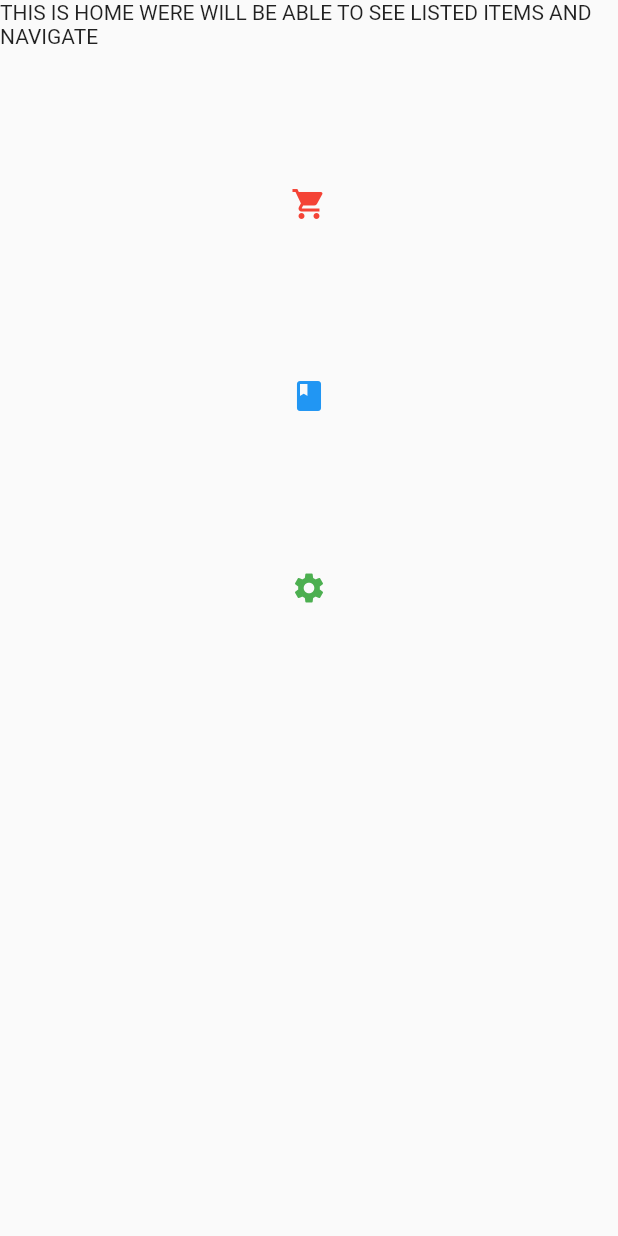
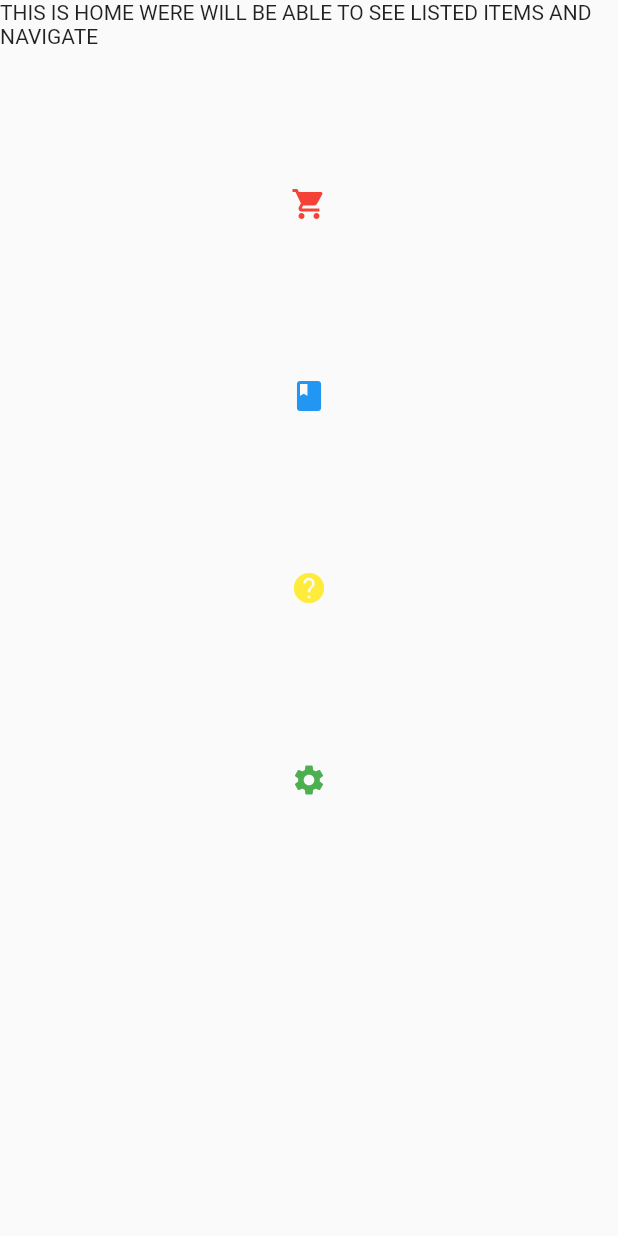
Before and after one commit to Mataiaz/ShoppingApp, a Flutter app: the screen it shows after launch, on a phone screen of 412 x 824 dp. Run offline on Flutter 3.47's test engine with Material 2 defaults, Android fonts, the phone set to English and light mode, and no system bars.

Commit message:
added path to settings and changed symbol of help page, also added the basic structure for the settings page

```diff
--- a/lib/main.dart
+++ b/lib/main.dart
@@ -4,6 +4,7 @@ import 'package:shopping_app/pages/home.dart';
 import 'package:shopping_app/pages/checkout.dart';
 import 'package:shopping_app/help_page/help.dart';
 import 'package:shopping_app/pages/history.dart';
+import 'package:shopping_app/pages/settings.dart';
 
 void main() => runApp(MaterialApp(
   initialRoute: '/home',
@@ -11,6 +12,7 @@ void main() => runApp(MaterialApp(
     '/': (context) => Loading(),
     '/home': (context) => Home(),
     '/help': (context) => Help(),
+    '/settings': (context) => Settings(),
     '/checkout': (context) => Checkout(),
     '/history': (context) => History(),
   },
--- a/lib/pages/home.dart
+++ b/lib/pages/home.dart
@@ -43,6 +43,16 @@ class _HomeState extends State<Home> {
                     Navigator.pushNamed(context, '/help');
                   },
                   icon: Icon(
+                    Icons.help,
+                    color: Colors.yellow,
+                  ),
+                ),
+                SizedBox (height: 80),
+                IconButton(
+                  onPressed: () {
+                    Navigator.pushNamed(context, '/settings');
+                  },
+                  icon: Icon(
                     Icons.settings,
                     color: Colors.green,
                   ),
```
Also changed, not shown: lib/pages/settings.dart (added, +34 -0 lines).
